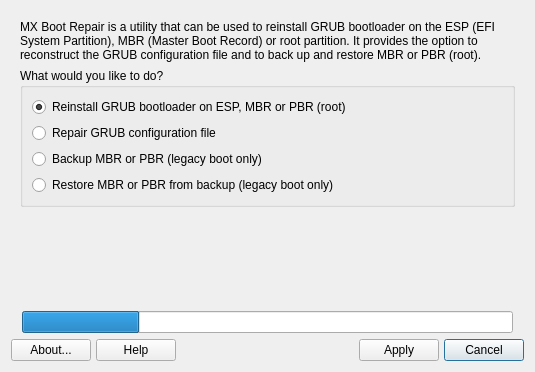
Qt form mainwindow.ui (MX-Linux/mx-bootrepair) before a commit.
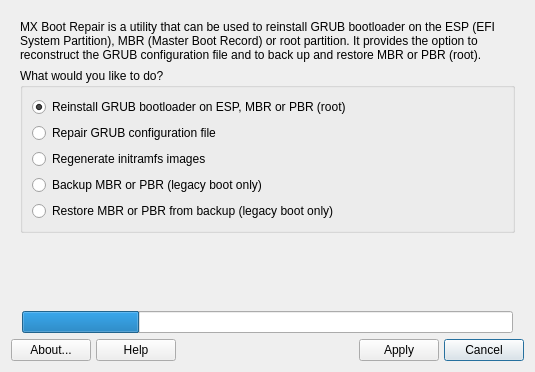
The same form after that commit. Icons and pictures are not drawn.

Commit message: Add option to regenerate initramfs images. Fixed UI file for backwards compatibility.

Diff of the .ui file:
```diff
--- a/mainwindow.ui
+++ b/mainwindow.ui
@@ -63,30 +63,8 @@
          <property name="title">
           <string>What would you like to do?</string>
          </property>
-         <layout class="QGridLayout" name="_3">
-          <property name="leftMargin">
-           <number>9</number>
-          </property>
-          <property name="topMargin">
-           <number>9</number>
-          </property>
-          <property name="rightMargin">
-           <number>9</number>
-          </property>
-          <property name="bottomMargin">
-           <number>9</number>
-          </property>
-          <property name="spacing">
-           <number>6</number>
-          </property>
-          <item row="3" column="0">
-           <widget class="QRadioButton" name="radioBak">
-            <property name="text">
-             <string>Backup MBR or PBR (legacy boot only)</string>
-            </property>
-           </widget>
-          </item>
-          <item row="1" column="0">
+         <layout class="QVBoxLayout">
+          <item>
            <widget class="QRadioButton" name="radioReinstall">
             <property name="text">
              <string>Reinstall GRUB bootloader on ESP, MBR or PBR (root)</string>
@@ -96,14 +74,28 @@
             </property>
            </widget>
           </item>
-          <item row="2" column="0">
+          <item>
            <widget class="QRadioButton" name="raidoRepair">
             <property name="text">
              <string>Repair GRUB configuration file</string>
             </property>
            </widget>
           </item>
-          <item row="4" column="0">
+          <item>
+           <widget class="QRadioButton" name="radioRegenerateInitramfs">
+            <property name="text">
+             <string>Regenerate initramfs images</string>
+            </property>
+           </widget>
+          </item>
+          <item>
+           <widget class="QRadioButton" name="radioBak">
+            <property name="text">
+             <string>Backup MBR or PBR (legacy boot only)</string>
+            </property>
+           </widget>
+          </item>
+          <item>
            <widget class="QRadioButton" name="radioRestoreBak">
             <property name="text">
              <string>Restore MBR or PBR from backup (legacy boot only)</string>
@@ -114,9 +106,9 @@
         </widget>
        </item>
        <item>
-        <spacer name="verticalSpacer_2">
+        <spacer>
          <property name="orientation">
-          <enum>Qt::Orientation::Vertical</enum>
+          <enum>Qt::Vertical</enum>
          </property>
          <property name="sizeHint" stdset="0">
           <size>
@@ -129,7 +121,7 @@
       </layout>
      </widget>
      <widget class="QWidget" name="selectionPage">
-      <layout class="QVBoxLayout" name="verticalLayout_3">
+      <layout class="QVBoxLayout">
        <item>
         <widget class="QGroupBox" name="bootMethodGroup">
          <property name="sizePolicy">
@@ -230,22 +222,6 @@
             </property>
            </widget>
           </item>
-          <item row="0" column="0" rowspan="4">
-           <spacer>
-            <property name="orientation">
-             <enum>Qt::Orientation::Horizontal</enum>
-            </property>
-            <property name="sizeType">
-             <enum>QSizePolicy::Policy::Fixed</enum>
-            </property>
-            <property name="sizeHint" stdset="0">
-             <size>
-              <width>16</width>
-              <height>71</height>
-             </size>
-            </property>
-           </spacer>
-          </item>
           <item row="0" column="3">
            <widget class="QRadioButton" name="radioGrubRoot">
             <property name="sizePolicy">
@@ -272,9 +248,9 @@
            </widget>
           </item>
           <item row="3" column="2">
-           <spacer name="verticalSpacer">
+           <spacer>
             <property name="orientation">
-             <enum>Qt::Orientation::Vertical</enum>
+             <enum>Qt::Vertical</enum>
             </property>
             <property name="sizeHint" stdset="0">
              <size>
@@ -388,9 +364,9 @@
     </widget>
    </item>
    <item row="1" column="2">
-    <spacer name="horizontalSpacer4">
+    <spacer>
      <property name="orientation">
-      <enum>Qt::Orientation::Horizontal</enum>
+      <enum>Qt::Horizontal</enum>
      </property>
      <property name="sizeType">
       <enum>QSizePolicy::Policy::Fixed</enum>
@@ -452,9 +428,9 @@
       </widget>
      </item>
      <item row="0" column="2">
-      <spacer name="horizontalSpacer1">
+      <spacer>
        <property name="orientation">
-        <enum>Qt::Orientation::Horizontal</enum>
+        <enum>Qt::Horizontal</enum>
        </property>
        <property name="sizeHint" stdset="0">
         <size>
@@ -465,9 +441,9 @@
       </spacer>
      </item>
      <item row="0" column="5">
-      <spacer name="horizontalSpacer2">
+      <spacer>
        <property name="orientation">
-        <enum>Qt::Orientation::Horizontal</enum>
+        <enum>Qt::Horizontal</enum>
        </property>
        <property name="sizeHint" stdset="0">
         <size>
@@ -586,9 +562,9 @@
     </layout>
    </item>
    <item row="1" column="0">
-    <spacer name="horizontalSpacer3">
+    <spacer>
      <property name="orientation">
-      <enum>Qt::Orientation::Horizontal</enum>
+      <enum>Qt::Horizontal</enum>
      </property>
      <property name="sizeType">
       <enum>QSizePolicy::Policy::Fixed</enum>
```
Left out of the diff: 1 changed line with no effect on the pictures. The commit also changes 2 other files.
